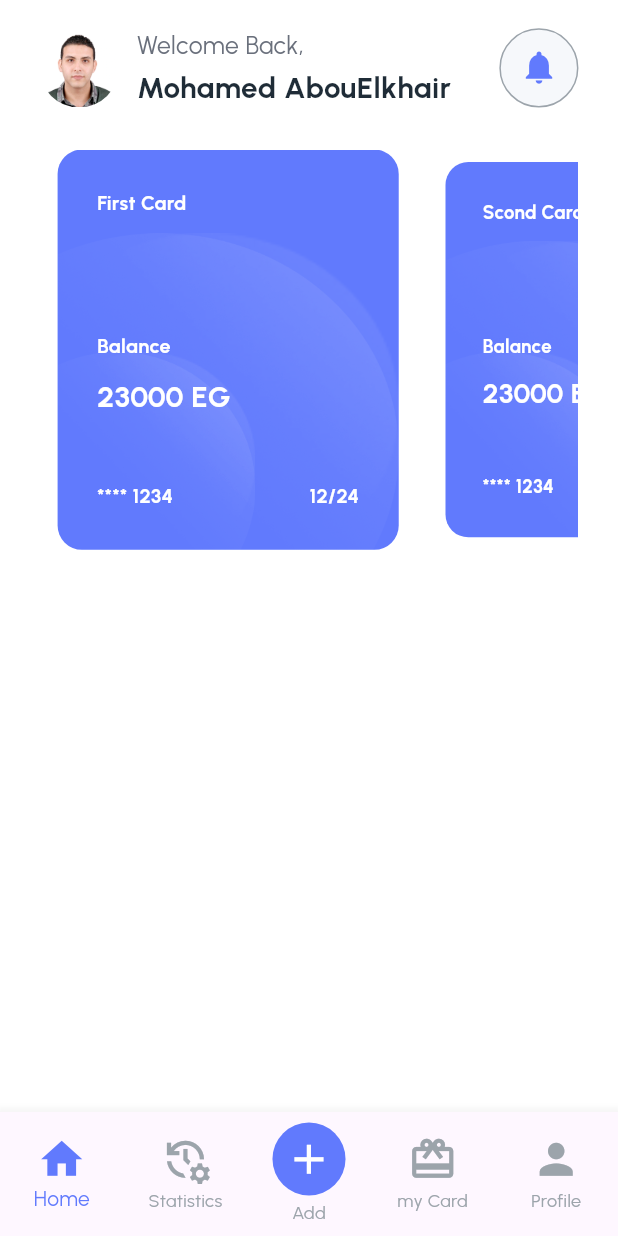
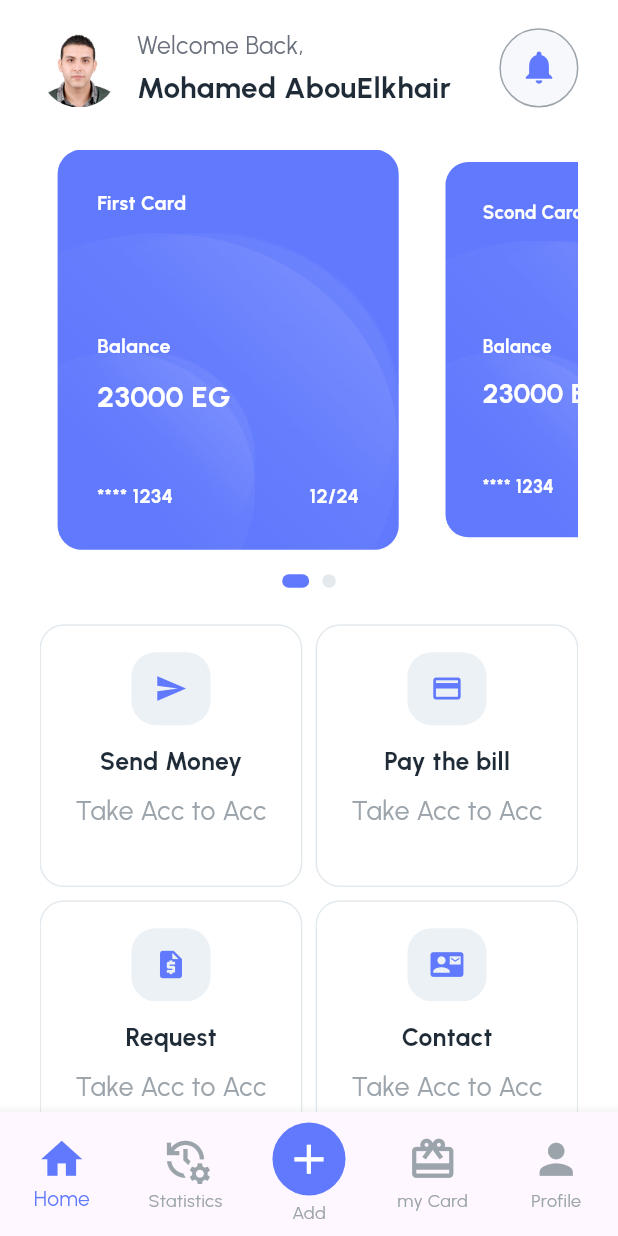
Before and after one commit to mohamedAboElkhair/flutter_UI_figma, a Flutter app: the MainScreen screen opened by its route, on a phone screen of 412 x 824 dp. Run offline on Flutter 3.47's test engine with Material 3 defaults, Android fonts, the light colour scheme and no system bars; drawn by our look-alikes of carousel_slider, dots_indicator; our stand-ins replace flutter_screenutil, flutter_svg, go_router, pin_code_fields.

Commit message:
home_page_screen,profile_page,card_page

```diff
--- a/lib/features/home_page.dart/home_page_screen.dart
+++ b/lib/features/home_page.dart/home_page_screen.dart
@@ -4,6 +4,7 @@ import 'package:ui_figma/core/styling/app_assets.dart';
 import 'package:ui_figma/core/styling/app_colors.dart';
 import 'package:ui_figma/core/styling/app_styles.dart';
 import 'package:ui_figma/features/home_page.dart/widgets/carousel_widget.dart';
+import 'package:ui_figma/features/home_page.dart/widgets/custom_home_page_item.dart';
 import 'package:ui_figma/features/home_page.dart/widgets/top_profile_notification.dart';
 import 'package:ui_figma/widgets/space_widgets.dart.dart';
 
@@ -26,6 +27,38 @@ class _HomePageScreenState extends State<HomePageScreen> {
 
           HightSpaceWidgets(height: 27),
           CarouselWidget(),
+          HightSpaceWidgets(height: 24),
+          Expanded(
+            child: GridView(
+              gridDelegate: SliverGridDelegateWithFixedCrossAxisCount(
+                crossAxisCount: 2,
+                mainAxisSpacing: 8.sp,
+                crossAxisSpacing: 8.sp,
+              ),
+              children: [
+                CustomHomePageWidget(
+                  title: "Send Money",
+                  description: "Take Acc to Acc",
+                  iconData: Icons.send,
+                ),
+                CustomHomePageWidget(
+                  title: "Pay the bill",
+                  description: "Take Acc to Acc",
+                  iconData: Icons.payment,
+                ),
+                CustomHomePageWidget(
+                  title: "Request",
+                  description: "Take Acc to Acc",
+                  iconData: Icons.request_quote,
+                ),
+                CustomHomePageWidget(
+                  title: "Contact",
+                  description: "Take Acc to Acc",
+                  iconData: Icons.contact_mail,
+                ),
+              ],
+            ),
+          ),
         ],
       ),
     );
--- a/lib/features/home_page.dart/widgets/carousel_widget.dart
+++ b/lib/features/home_page.dart/widgets/carousel_widget.dart
@@ -1,7 +1,9 @@
 import 'package:carousel_slider/carousel_slider.dart';
+import 'package:dots_indicator/dots_indicator.dart';
 import 'package:flutter/material.dart';
 import 'package:flutter_screenutil/flutter_screenutil.dart';
 import 'package:ui_figma/features/home_page.dart/widgets/card_item_widget.dart';
+import 'package:ui_figma/widgets/space_widgets.dart.dart';
 
 class CarouselWidget extends StatefulWidget {
   const CarouselWidget({super.key});
@@ -11,20 +13,44 @@ class CarouselWidget extends StatefulWidget {
 }
 
 class _CarouselWidgetState extends State<CarouselWidget> {
+  double currentIndexPage = 0;
   @override
   Widget build(BuildContext context) {
-    return CarouselSlider(
+    return Column(
+      children: [
+        CarouselSlider(
           options: CarouselOptions(
             height: 263.h,
             padEnds: false,
             viewportFraction: 0.7,
             enlargeCenterPage: true,
             enlargeFactor: 0.2,
+            onPageChanged: (index, reason) {
+              setState(() {
+                currentIndexPage = index.toDouble();
+              });
+            },
           ),
           items: [
             CardItemWidget(titleCard: "First Card"),
             CardItemWidget(titleCard: "Scond Card"),
           ],
+        ),
+        HightSpaceWidgets(height: 16),
+        DotsIndicator(
+          dotsCount: 2,
+          position: currentIndexPage,
+          decorator: DotsDecorator(
+            spacing: EdgeInsets.symmetric(horizontal: 4.w),
+            color: Color(0xffE3E9ED),
+            size: const Size.square(9.0),
+            activeSize: const Size(18.0, 9.0),
+            activeShape: RoundedRectangleBorder(
+              borderRadius: BorderRadius.circular(5.0),
+            ),
+          ),
+        ),
+      ],
     );
   }
 }
--- /dev/null
+++ b/lib/features/home_page.dart/widgets/custom_home_page_item.dart
@@ -0,0 +1,48 @@
+import 'package:flutter/material.dart';
+import 'package:flutter_screenutil/flutter_screenutil.dart';
+import 'package:ui_figma/core/styling/app_colors.dart';
+import 'package:ui_figma/core/styling/app_styles.dart';
+import 'package:ui_figma/widgets/space_widgets.dart.dart';
+
+class CustomHomePageWidget extends StatelessWidget {
+  final IconData iconData;
+  final String title;
+  final String description;
+  const CustomHomePageWidget({
+    super.key,
+    required this.iconData,
+    required this.title,
+    required this.description,
+  });
+
+  @override
+  Widget build(BuildContext context) {
+    return Container(
+      padding: EdgeInsets.all(16.sp),
+      decoration: BoxDecoration(
+        border: Border.all(color: const Color(0xffE3E9ED), width: 1),
+        borderRadius: BorderRadius.circular(16.r),
+      ),
+      child: Center(
+        child: Column(
+          children: [
+            Container(
+              width: 48.w,
+              height: 48.h,
+              alignment: Alignment.center,
+              decoration: BoxDecoration(
+                color: const Color(0xffECF1F6),
+                borderRadius: BorderRadius.circular(16.r),
+              ),
+              child: Icon(iconData, size: 20.sp, color: AppColore.primaryColor),
+            ),
+            HightSpaceWidgets(height: 12),
+            Text(title, style: AppStyles.black15BoldStyle),
+            HightSpaceWidgets(height: 8),
+            Text(description, style: AppStyles.grey12MediumStyle),
+          ],
+        ),
+      ),
+    );
+  }
+}
--- a/lib/features/main_screen/main_screen.dart
+++ b/lib/features/main_screen/main_screen.dart
@@ -2,6 +2,8 @@ import 'package:flutter/material.dart';
 import 'package:flutter_screenutil/flutter_screenutil.dart';
 import 'package:ui_figma/core/styling/app_colors.dart';
 import 'package:ui_figma/features/home_page.dart/home_page_screen.dart';
+import 'package:ui_figma/features/my_card/card_page_screen.dart';
+import 'package:ui_figma/features/profile_page/profile_page_screen.dart';
 
 class MainScreen extends StatefulWidget {
   const MainScreen({super.key});
@@ -27,18 +29,9 @@ class _MainScreen extends State<MainScreen> {
       child: Text('Home Screen'),
       color: Colors.black,
     ),
-    Container(
-      width: double.infinity,
-      height: double.infinity,
-      child: Text('Home Screen'),
-      color: Colors.black,
-    ),
-    Container(
-      width: double.infinity,
-      height: double.infinity,
-      child: Text('Home Screen'),
-      color: Colors.black,
-    ),
+
+    CardPageScreen(),
+    ProfilePageScreen(),
   ];
   @override
   Widget build(BuildContext context) {
```
Also changed, not shown: lib/features/my_card/card_page_screen.dart (added, +39 -0 lines), lib/features/profile_page/profile_page_screen.dart (added, +62 -0 lines). Lines whose indentation alone changed are shown as unchanged.
